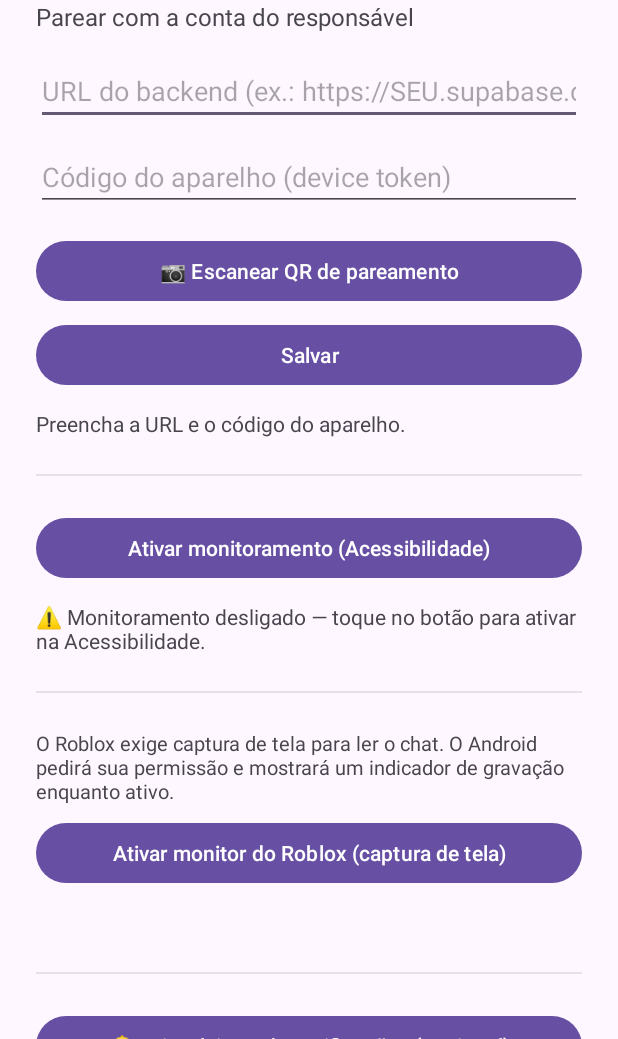
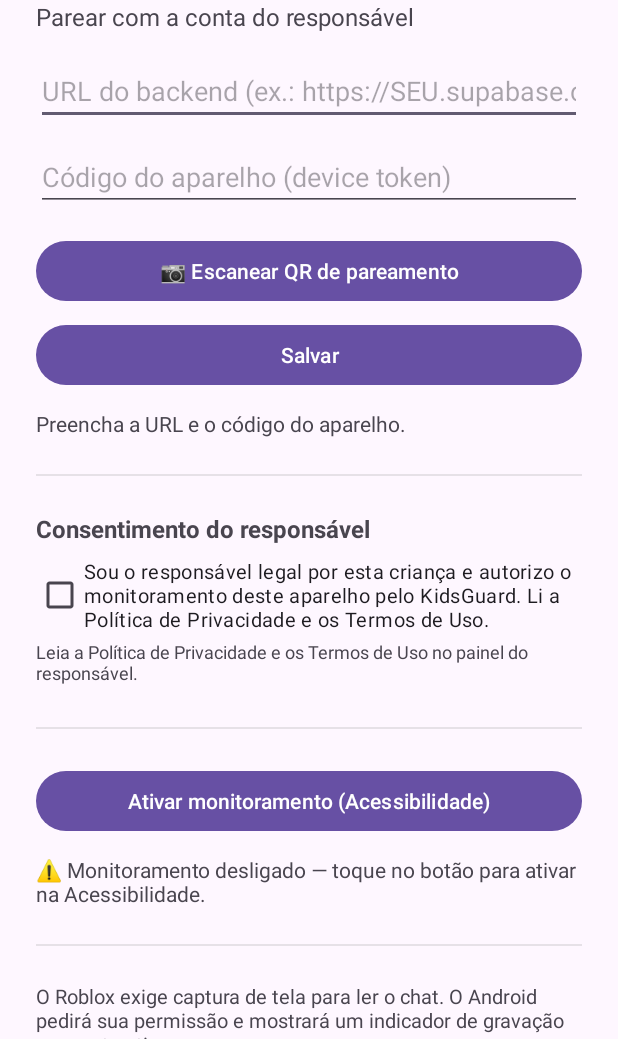
Before and after one commit to georgelacerda2004/escala-vigiagro, an Android app: the screen it shows after launch (MainActivity), after a tap on "Ativar monitoramento (Acessibilidade)", on a phone screen of 412 x 824 dp, the part 197-1236 px from its top. Run offline under Robolectric (Android 15) with nearby library versions, the phone set to English and light mode, and no system bars; 2 other taps on this screen came first.

Commit message:
feat(kidsguard/android): consentimento do responsável antes de monitorar
Adiciona trava de consentimento parental (LGPD + política do Google Play):
- Prefs.hasConsent/setConsent (guardado no aparelho)
- checkbox "Sou o responsável e autorizo o monitoramento" no onboarding
- MainActivity.requireConsent() bloqueia Acessibilidade, Roblox e
  Acesso a notificações até o aceite

Co-Authored-By: Claude Opus 4.8 <noreply@anthropic.com>
Claude-Session: https://claude.ai/code/session_01LDatDPvKRjqEg84K3R6Bzy

```diff
--- a/kidsguard/android/app/src/main/java/com/kidsguard/app/MainActivity.kt
+++ b/kidsguard/android/app/src/main/java/com/kidsguard/app/MainActivity.kt
@@ -14,6 +14,7 @@ import android.provider.Settings
 import android.text.TextUtils
 import android.view.accessibility.AccessibilityManager
 import android.widget.Button
+import android.widget.CheckBox
 import android.widget.EditText
 import android.widget.TextView
 import android.widget.Toast
@@ -65,10 +66,17 @@ class MainActivity : AppCompatActivity() {
         val btnRoblox = findViewById<Button>(R.id.btnStartRoblox)
         val btnProtect = findViewById<Button>(R.id.btnProtect)
         val btnNotifAccess = findViewById<Button>(R.id.btnNotifAccess)
+        val cbConsent = findViewById<CheckBox>(R.id.cbConsent)
         val statusPairing = findViewById<TextView>(R.id.statusPairing)
+
+        // Consentimento do responsável (LGPD + política do Google Play).
+        // Restaura o estado salvo e persiste qualquer alteração no aparelho.
+        cbConsent.isChecked = Prefs.hasConsent(this)
+        cbConsent.setOnCheckedChangeListener { _, checked -> Prefs.setConsent(this, checked) }
 
         // acesso a notificações (complemento: DMs do Roblox + outros apps)
         btnNotifAccess.setOnClickListener {
+            if (!requireConsent()) return@setOnClickListener
             startActivity(Intent(Settings.ACTION_NOTIFICATION_LISTENER_SETTINGS))
         }
 
@@ -119,11 +127,13 @@ class MainActivity : AppCompatActivity() {
 
         // abre as configurações de Acessibilidade para o usuário ligar o serviço
         btnA11y.setOnClickListener {
+            if (!requireConsent()) return@setOnClickListener
             startActivity(Intent(Settings.ACTION_ACCESSIBILITY_SETTINGS))
         }
 
         // inicia o monitor do Roblox: exige "acesso de uso" + captura de tela
         btnRoblox.setOnClickListener {
+            if (!requireConsent()) return@setOnClickListener
             if (!Prefs.isPaired(this)) {
                 Toast.makeText(this, R.string.status_not_paired, Toast.LENGTH_SHORT).show()
                 return@setOnClickListener
@@ -138,6 +148,16 @@ class MainActivity : AppCompatActivity() {
             val mpm = getSystemService(Context.MEDIA_PROJECTION_SERVICE) as MediaProjectionManager
             projectionLauncher.launch(mpm.createScreenCaptureIntent())
         }
+    }
+
+    /**
+     * Garante o consentimento do responsável antes de ativar qualquer monitor.
+     * Sem o aceite, nenhum serviço de captura pode ser ligado (LGPD + Google Play).
+     */
+    private fun requireConsent(): Boolean {
+        if (Prefs.hasConsent(this)) return true
+        Toast.makeText(this, R.string.consent_required, Toast.LENGTH_LONG).show()
+        return false
     }
 
     /** O KidsGuard tem permissão de "acesso de uso" (PACKAGE_USAGE_STATS)? */
--- a/kidsguard/android/app/src/main/java/com/kidsguard/app/Prefs.kt
+++ b/kidsguard/android/app/src/main/java/com/kidsguard/app/Prefs.kt
@@ -7,11 +7,22 @@ object Prefs {
     private const val FILE = "kidsguard_prefs"
     private const val KEY_BASE_URL = "base_url"
     private const val KEY_TOKEN = "device_token"
+    private const val KEY_CONSENT = "parental_consent"
 
     fun save(ctx: Context, baseUrl: String, token: String) {
         ctx.getSharedPreferences(FILE, Context.MODE_PRIVATE).edit()
             .putString(KEY_BASE_URL, baseUrl.trim().trimEnd('/'))
             .putString(KEY_TOKEN, token.trim())
+            .apply()
+    }
+
+    /** O responsável marcou o consentimento (é o responsável e autoriza o monitoramento)? */
+    fun hasConsent(ctx: Context): Boolean =
+        ctx.getSharedPreferences(FILE, Context.MODE_PRIVATE).getBoolean(KEY_CONSENT, false)
+
+    fun setConsent(ctx: Context, value: Boolean) {
+        ctx.getSharedPreferences(FILE, Context.MODE_PRIVATE).edit()
+            .putBoolean(KEY_CONSENT, value)
             .apply()
     }
 
--- a/kidsguard/android/app/src/main/res/layout/activity_main.xml
+++ b/kidsguard/android/app/src/main/res/layout/activity_main.xml
@@ -68,6 +68,35 @@
             android:background="#33888888"
             android:layout_marginVertical="24dp" />
 
+        <TextView
+            android:layout_width="wrap_content"
+            android:layout_height="wrap_content"
+            android:text="@string/consent_title"
+            android:textSize="16sp"
+            android:textStyle="bold"
+            android:paddingBottom="8dp" />
+
+        <CheckBox
+            android:id="@+id/cbConsent"
+            android:layout_width="match_parent"
+            android:layout_height="wrap_content"
+            android:text="@string/consent_checkbox"
+            android:textSize="13sp" />
+
+        <TextView
+            android:layout_width="wrap_content"
+            android:layout_height="wrap_content"
+            android:text="@string/consent_links"
+            android:textSize="12sp"
+            android:layout_marginTop="4dp"
+            android:layout_marginBottom="4dp" />
+
+        <View
+            android:layout_width="match_parent"
+            android:layout_height="1dp"
+            android:background="#33888888"
+            android:layout_marginVertical="24dp" />
+
         <Button
             android:id="@+id/btnOpenAccessibility"
             android:layout_width="match_parent"
--- a/kidsguard/android/app/src/main/res/values/strings.xml
+++ b/kidsguard/android/app/src/main/res/values/strings.xml
@@ -2,6 +2,11 @@
     <string name="app_name">KidsGuard</string>
     <string name="accessibility_label">KidsGuard — Monitor do YouTube</string>
     <string name="accessibility_description">Observa títulos e canais assistidos no YouTube para o resumo e os alertas de segurança enviados ao responsável. Ativo e visível — não é oculto.</string>
+
+    <string name="consent_title">Consentimento do responsável</string>
+    <string name="consent_checkbox">Sou o responsável legal por esta criança e autorizo o monitoramento deste aparelho pelo KidsGuard. Li a Política de Privacidade e os Termos de Uso.</string>
+    <string name="consent_required">É preciso marcar o consentimento do responsável antes de ativar o monitoramento.</string>
+    <string name="consent_links">Leia a Política de Privacidade e os Termos de Uso no painel do responsável.</string>
 
     <string name="pairing_title">Parear com a conta do responsável</string>
     <string name="hint_base_url">URL do backend (ex.: https://SEU.supabase.co)</string>
```
